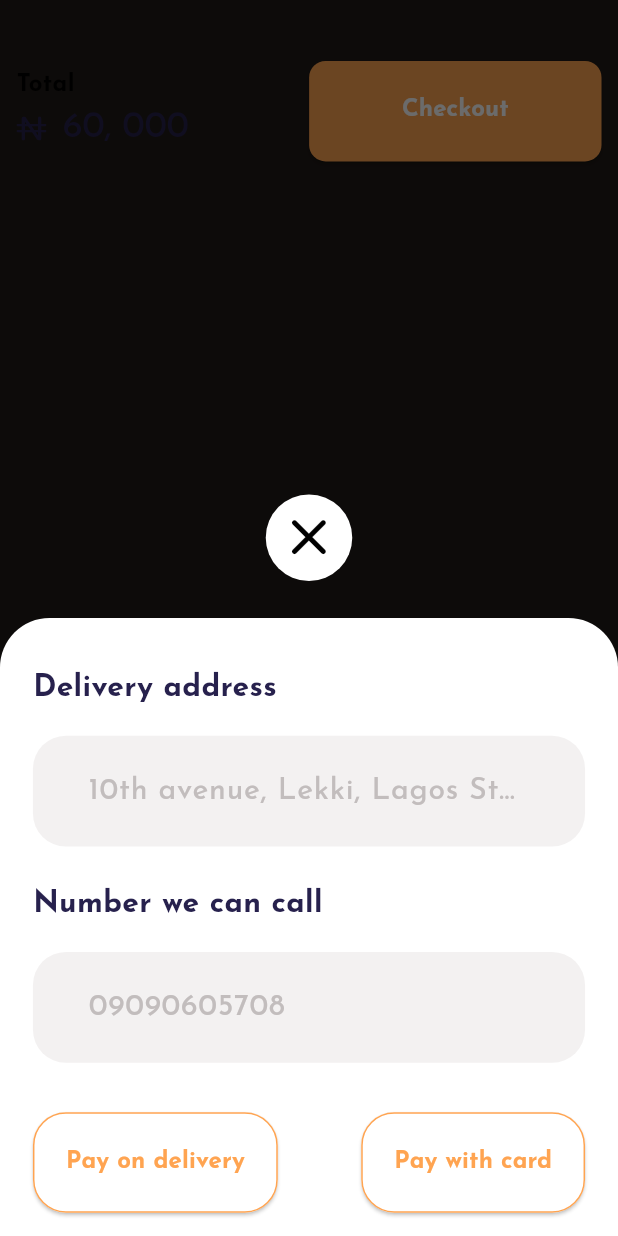
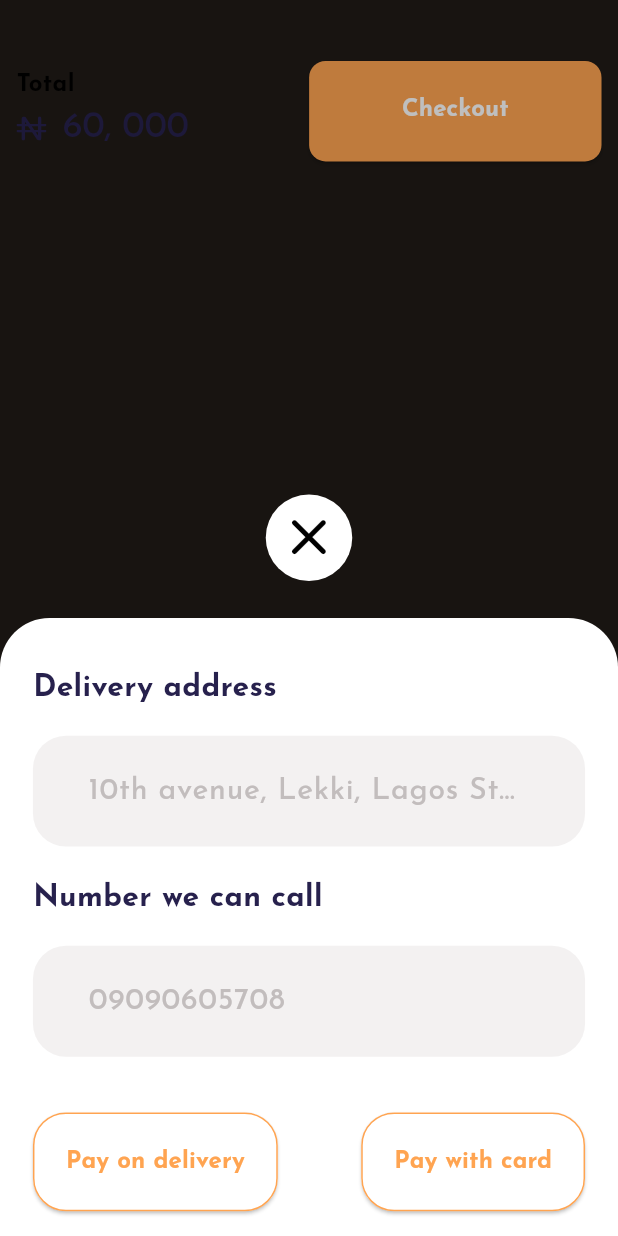
Before and after one commit to Kotokou/e_commerce_ui, a Flutter app: the BasketBottom widget shown alone on an empty page, opened directly, after a tap on "Checkout", on a phone screen of 412 x 824 dp. Run offline on Flutter 3.47's test engine with Material 2 defaults, Android fonts, the phone set to English and light mode, and no system bars; our stand-ins replace dotted_line, flutter_svg, google_fonts, sizer.

Commit message:
fix bottom sheet overflowing

```diff
--- a/lib/views/basket/pay_bottom_sheet.dart
+++ b/lib/views/basket/pay_bottom_sheet.dart
@@ -12,7 +12,7 @@ class PayBottomSheet extends StatelessWidget {
   @override
   Widget build(BuildContext context) {
     return Material(
-      color: $styles.colors.black.withOpacity(0.25),
+      color: Colors.transparent,
       child: Container(
         color: $styles.colors.black.withOpacity(0.25),
         height: 100.h,
@@ -41,17 +41,26 @@ class PayBottomSheet extends StatelessWidget {
                 child: Column(
                   crossAxisAlignment: CrossAxisAlignment.start,
                   children: [
-                    const CustomTextField(
-                      label: LocalStrings.deliveryAddress,
-                      hintText: LocalStrings.addressHintText,
+                    SizedBox(
+                      height: 15.h,
+                      child: const CustomTextField(
+                        label: LocalStrings.deliveryAddress,
+                        hintText: LocalStrings.addressHintText,
+                      ),
                     ),
-                    SizedBox(height: 3.h),
-                    const CustomTextField(
-                      label: LocalStrings.phoneNumber,
-                      hintText: LocalStrings.phoneNumberHintText,
+                    SizedBox(height: 2.h),
+                    SizedBox(
+                      height: 15.h,
+                      child: const CustomTextField(
+                        label: LocalStrings.phoneNumber,
+                        hintText: LocalStrings.phoneNumberHintText,
+                      ),
                     ),
-                    SizedBox(height: 3.h),
-                    const BottomSheetBottom(),
+                    SizedBox(height: 4.h),
+                    SizedBox(
+                      height: 9.h,
+                      child: const BottomSheetBottom(),
+                    ),
                   ],
                 ),
               ),
--- a/lib/views/basket/widgets/basket_bottom.dart
+++ b/lib/views/basket/widgets/basket_bottom.dart
@@ -42,7 +42,7 @@ class BasketBottom extends StatelessWidget {
             label: LocalStrings.checkout,
             onTap: () {
               Scaffold.of(context).showBottomSheet(
-                backgroundColor: $styles.colors.black.withOpacity(0.25),
+                backgroundColor: Colors.transparent,
                 shape: const RoundedRectangleBorder(
                   borderRadius: BorderRadius.all(Radius.zero),
                 ),
--- a/lib/views/basket/widgets/bottom_sheet_bottom.dart
+++ b/lib/views/basket/widgets/bottom_sheet_bottom.dart
@@ -11,7 +11,7 @@ class BottomSheetBottom extends StatelessWidget {
   @override
   Widget build(BuildContext context) {
     return Padding(
-      padding: EdgeInsets.symmetric(vertical: 1.h),
+      padding: EdgeInsets.only(bottom: 1.h),
       child: Row(
         mainAxisAlignment: MainAxisAlignment.spaceBetween,
         crossAxisAlignment: CrossAxisAlignment.center,
@@ -60,7 +60,7 @@ class BottomSheetBottom extends StatelessWidget {
               Navigator.of(context).pop();
 
               Scaffold.of(context).showBottomSheet(
-                backgroundColor: $styles.colors.black.withOpacity(0.25),
+                backgroundColor: Colors.transparent,
                 shape: const RoundedRectangleBorder(
                   borderRadius: BorderRadius.all(Radius.zero),
                 ),
```
Also changed, not shown: lib/views/basket/pay_with_card_bottom_sheet.dart (+14 -5 lines).
